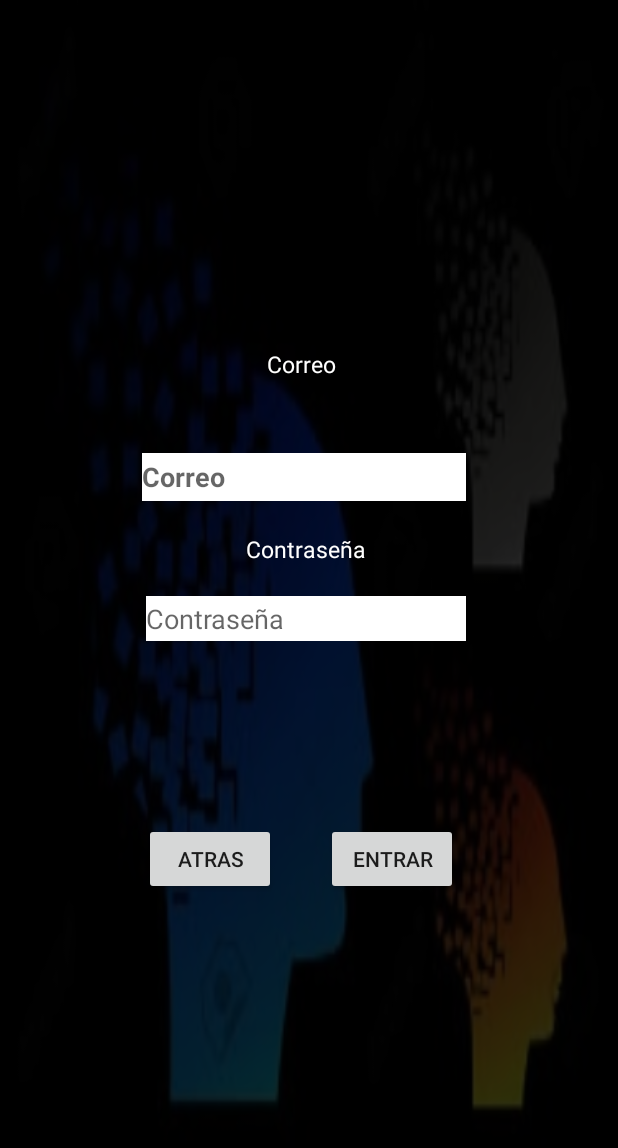
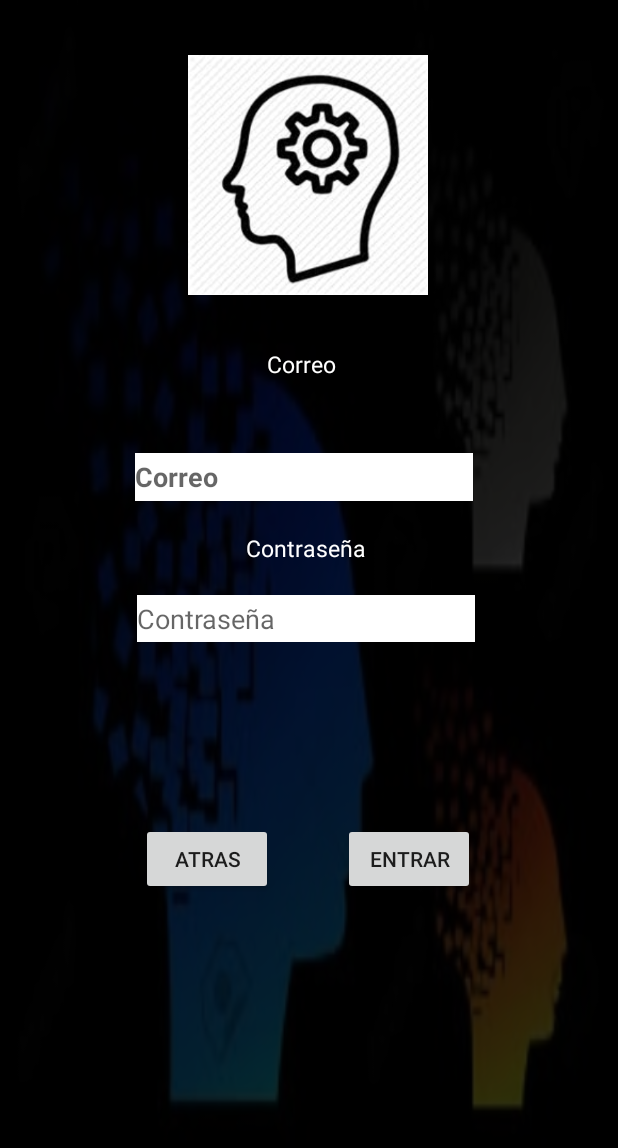
Before and after one commit to AdrianGCS/Proyecto-de-Fin-de-Grado, an Android app: the layout login.xml on its own in the app's theme, with its tools: preview values and no code run, on a phone screen of 412 x 824 dp. Shown: the top 1148 px of the screen. Run offline under Robolectric (Android 15) with nearby library versions, the phone set to English and light mode, and no system bars.

Commit message:
Imagen Añadida a la interfaz

```diff
--- a/Proyecto/app/src/main/java/com/example/usuario/proyecto/MainActivity.java
+++ b/Proyecto/app/src/main/java/com/example/usuario/proyecto/MainActivity.java
@@ -66,12 +66,11 @@ public void onClick(View v){
                 Connection con = DriverManager.getConnection(url,user,pass);
 
                 Statement st = con.createStatement();
-                //String sql ="SELECT * FROM `nombre`";
 
-                final ResultSet rs = st.executeQuery("SELECT Nombre FROM `usuario` where ID=1");//revisar esto , el servidor no lo ejecuta
+                final ResultSet rs = st.executeQuery("SELECT Nombre FROM `usuario` where ID=1");
                 rs.next();
                 fName=rs.getString(1);
-                //estas lineas son de prueba , nunca se llegan a ejecutar en teoria
+
 
             }catch (Exception e){
                 e.printStackTrace();
@@ -83,7 +82,6 @@ public void onClick(View v){
         protected void onPostExecute(Void result) {
 
             Datos.setText(fName);
-            //Pruebas
 
             super.onPostExecute(result);
         }
--- a/Proyecto/app/src/main/res/layout/login.xml
+++ b/Proyecto/app/src/main/res/layout/login.xml
@@ -24,7 +24,7 @@
             android:text="Atras"
             app:layout_constraintBottom_toBottomOf="parent"
             app:layout_constraintEnd_toEndOf="parent"
-            app:layout_constraintHorizontal_bias="0.297"
+            app:layout_constraintHorizontal_bias="0.291"
             app:layout_constraintStart_toStartOf="parent"
             app:layout_constraintTop_toTopOf="parent"
             app:layout_constraintVertical_bias="0.707" />
@@ -38,14 +38,14 @@
             android:text="Entrar"
             app:layout_constraintBottom_toBottomOf="parent"
             app:layout_constraintEnd_toEndOf="parent"
-            app:layout_constraintHorizontal_bias="0.687"
+            app:layout_constraintHorizontal_bias="0.723"
             app:layout_constraintStart_toStartOf="parent"
             app:layout_constraintTop_toTopOf="parent"
             app:layout_constraintVertical_bias="0.707" />
 
         <EditText
             android:id="@+id/editText"
-            android:layout_width="216dp"
+            android:layout_width="225dp"
             android:layout_height="32dp"
             android:layout_marginStart="8dp"
             android:layout_marginLeft="8dp"
@@ -55,6 +55,7 @@
             android:layout_marginBottom="8dp"
             android:background="#FFFFFF"
             android:ems="10"
+            android:hint="Correo"
             android:inputType="textEmailAddress"
             android:selectAllOnFocus="true"
             android:textColor="@color/common_google_signin_btn_text_dark_focused"
@@ -66,14 +67,13 @@
             app:layout_constraintHorizontal_bias="0.48"
             app:layout_constraintStart_toStartOf="parent"
             app:layout_constraintTop_toTopOf="parent"
-            app:layout_constraintVertical_bias="0.379"
-            android:hint="Correo"/>
+            app:layout_constraintVertical_bias="0.379" />
 
         <EditText
             android:id="@+id/editText3"
             style="@style/Widget.AppCompat.EditText"
-            android:layout_width="wrap_content"
-            android:layout_height="30dp"
+            android:layout_width="225dp"
+            android:layout_height="31dp"
             android:layout_marginStart="8dp"
             android:layout_marginLeft="8dp"
             android:layout_marginTop="8dp"
@@ -82,14 +82,14 @@
             android:layout_marginBottom="8dp"
             android:background="#FFFFFF"
             android:ems="10"
+            android:hint="Contraseña"
             android:inputType="textPassword"
             android:textColor="@color/common_google_signin_btn_text_dark_focused"
             android:typeface="normal"
             app:layout_constraintBottom_toBottomOf="parent"
             app:layout_constraintEnd_toEndOf="parent"
             app:layout_constraintStart_toStartOf="parent"
-            app:layout_constraintTop_toTopOf="parent"
-            android:hint="Contraseña"/>
+            app:layout_constraintTop_toTopOf="parent" />
 
         <TextView
             android:id="@+id/textView4"
@@ -121,18 +121,38 @@
 
         <TextView
             android:id="@+id/textView6"
-            android:layout_width="211dp"
-            android:layout_height="112dp"
+            android:layout_width="221dp"
+            android:layout_height="72dp"
             android:layout_marginStart="8dp"
             android:layout_marginLeft="8dp"
             android:layout_marginTop="8dp"
             android:layout_marginEnd="8dp"
             android:layout_marginRight="8dp"
             android:layout_marginBottom="8dp"
-            app:layout_constraintBottom_toTopOf="@+id/textView4"
+            app:layout_constraintBottom_toBottomOf="parent"
             app:layout_constraintEnd_toEndOf="parent"
+            app:layout_constraintHorizontal_bias="0.494"
             app:layout_constraintStart_toStartOf="parent"
-            app:layout_constraintTop_toTopOf="parent" />
+            app:layout_constraintTop_toTopOf="parent"
+            app:layout_constraintVertical_bias="0.612" />
+
+        <ImageView
+            android:id="@+id/imageView2"
+            android:layout_width="196dp"
+            android:layout_height="160dp"
+            android:layout_marginStart="8dp"
+            android:layout_marginLeft="8dp"
+            android:layout_marginTop="8dp"
+            android:layout_marginEnd="8dp"
+            android:layout_marginRight="8dp"
+            android:layout_marginBottom="8dp"
+            app:layout_constraintBottom_toBottomOf="parent"
+            app:layout_constraintEnd_toEndOf="parent"
+            app:layout_constraintHorizontal_bias="0.497"
+            app:layout_constraintStart_toStartOf="parent"
+            app:layout_constraintTop_toTopOf="parent"
+            app:layout_constraintVertical_bias="0.044"
+            app:srcCompat="@drawable/a" />
 
     </android.support.constraint.ConstraintLayout>
 
```
